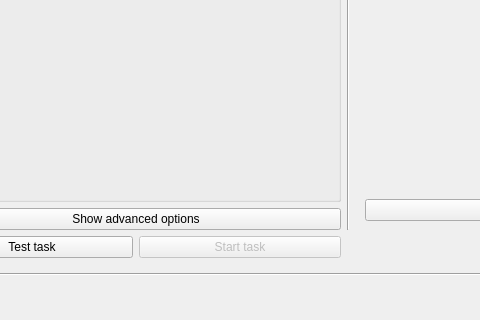
Qt form gnr/ui/AppMainWindow.ui (golemfactory/clay) before a commit; both pictures show x 194 to 674 and y 417 to 737 of the 983 by 737 pixel window.
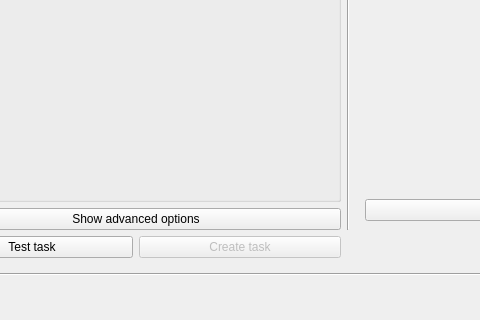
The same form after that commit. The open tabs and pages were chosen to show the change. Icons and pictures are not drawn. Custom widgets are drawn as their Qt base class.

Commit message: Changed 'Start task' to 'Create task'

Diff of the .ui file:
```diff
--- a/gnr/ui/AppMainWindow.ui
+++ b/gnr/ui/AppMainWindow.ui
@@ -527,7 +527,7 @@
                  <string>Add this task</string>
                 </property>
                 <property name="text">
-                 <string>Start task</string>
+                 <string>Create task</string>
                 </property>
                </widget>
               </item>
```
